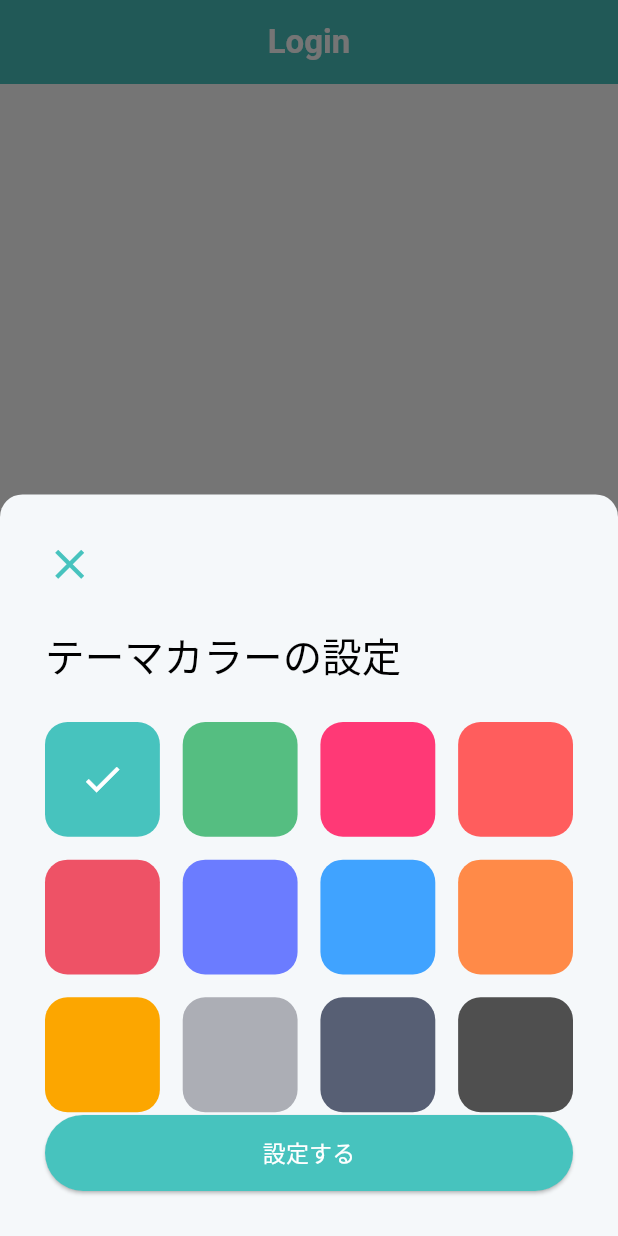
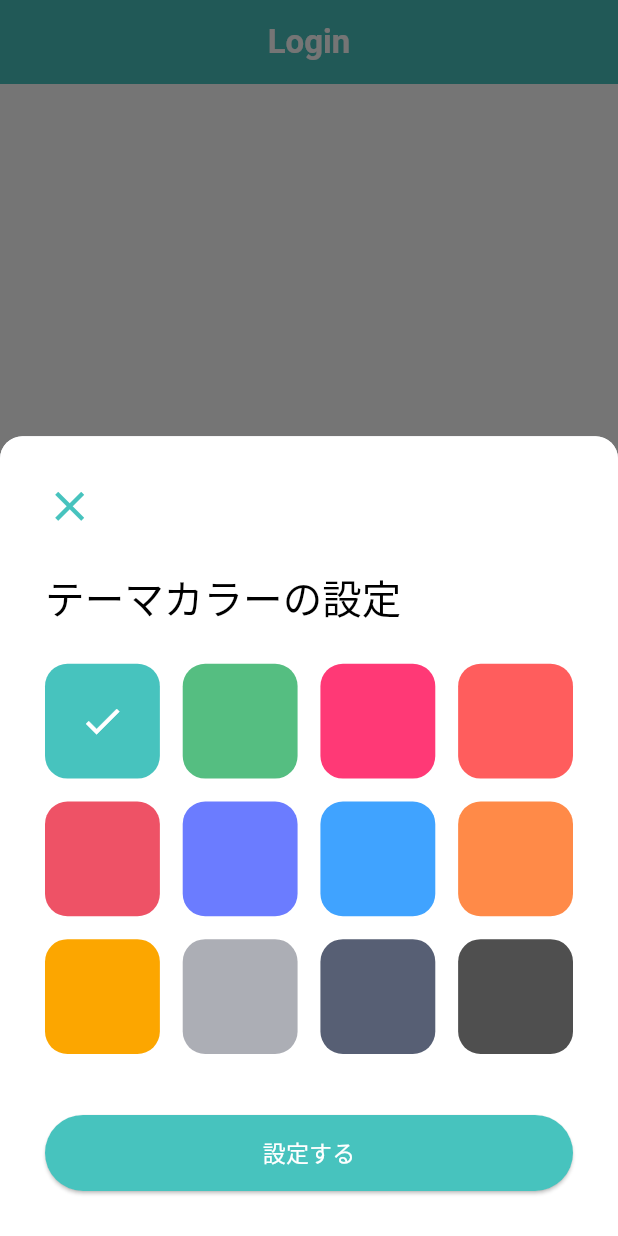
Before and after one commit to leetuanbmt/media_picker, a Flutter app: the screen it shows after launch, after a tap on "Login Screen", on a phone screen of 412 x 824 dp. Run offline on Flutter 3.47's test engine with Material 2 defaults, Android fonts, the phone set to English and light mode, and no system bars; our stand-ins replace auto_route, auto_size_text, dio, easy_localization, flutter_screenutil, freezed_annotation and 4 more; generated files the repository leaves out were written again.

Commit message:
refactor code theme color

```diff
--- a/lib/widgets/commons/theme_picker.dart
+++ b/lib/widgets/commons/theme_picker.dart
@@ -5,37 +5,22 @@ import '../dialogs.dart';
 class ThemeColorPicker extends HookConsumerWidget {
   const ThemeColorPicker({super.key});
   static showBottomSheet(BuildContext context) {
-    return AppDialog.showAppBottomSheet(context, const ThemeColorPicker());
+    return AppDialog.showAppBottomSheet(
+      context,
+      title: 'テーマカラーの設定',
+      child: const ThemeColorPicker(),
+    );
   }
 
   @override
   Widget build(BuildContext context, WidgetRef ref) {
     final colorTheme = ref.watch(selectedThemeColor);
-    return Container(
-      height: context.screenHeight * 0.6,
-      padding: const EdgeInsets.all(30.0),
-      child: Column(
+    return Column(
       crossAxisAlignment: CrossAxisAlignment.start,
       children: [
-          InkWell(
-            child: Icon(
-              Icons.close_sharp,
-              size: 30.sp,
-              color: AppTheme.primaryColor,
-            ),
-            onTap: () {
-              Navigator.of(context).pop();
-            },
-          ),
-          Padding(
-            padding: EdgeInsets.symmetric(vertical: 25.h),
-            child: Text(
-              'テーマカラーの設定',
-              style: TextStyle(fontSize: 24.sp),
-            ),
-          ),
-          Expanded(
-            child: GridView.count(
+        GridView.count(
+          physics: const NeverScrollableScrollPhysics(),
+          shrinkWrap: true,
           crossAxisCount: 4,
           crossAxisSpacing: 15.r,
           mainAxisSpacing: 15.r,
@@ -45,15 +30,13 @@ class ThemeColorPicker extends HookConsumerWidget {
                   color: e,
                   selectedColor: colorTheme == e,
                   onTap: () {
-                        ref
-                            .read(selectedThemeColor.notifier)
-                            .selectThemeColor(e);
+                    ref.read(selectedThemeColor.notifier).selectThemeColor(e);
                   },
                 ),
               )
               .toList(),
         ),
-          ),
+        HeightBox(40.h),
         ElevatedButton(
           onPressed: () {
             ref.read(appGlobalNotifier.notifier).setColor(colorTheme);
@@ -67,7 +50,6 @@ class ThemeColorPicker extends HookConsumerWidget {
           child: const Text('設定する'),
         ),
       ],
-      ),
     );
   }
 }
@@ -93,7 +75,7 @@ class _ItemColorBuilder extends StatelessWidget {
         borderRadius: border,
         onTap: onTap,
         child: SizedBox.square(
-          dimension: 64.r,
+          dimension: 60.r,
           child: selectedColor
               ? Icon(
                   Icons.check,
--- a/lib/widgets/dialogs.dart
+++ b/lib/widgets/dialogs.dart
@@ -6,8 +6,9 @@ class AppDialog {
   AppDialog._();
 
   static void showAppBottomSheet(
-    BuildContext context,
-    Widget child, {
+    BuildContext context, {
+    required String title,
+    required Widget child,
     bool barrierDismissible = true,
   }) {
     showModalBottomSheet(
@@ -19,7 +20,49 @@ class AppDialog {
       ),
       isScrollControlled: true,
       isDismissible: barrierDismissible,
-      builder: (context) => child,
+      constraints: BoxConstraints(
+        maxHeight: context.screenHeight * 0.8,
+      ),
+      builder: (context) => DecoratedBox(
+        decoration: BoxDecoration(
+          color: Theme.of(context).scaffoldBackgroundColor,
+          borderRadius: const BorderRadius.vertical(
+            top: Radius.circular(15.0),
+          ),
+        ),
+        child: Padding(
+          padding: const EdgeInsets.all(30.0),
+          child: Column(
+            crossAxisAlignment: CrossAxisAlignment.start,
+            mainAxisSize: MainAxisSize.min,
+            children: [
+              Consumer(
+                builder: (context, ref, child) {
+                  final themeColor = ref.watch(selectedThemeColor);
+                  return InkWell(
+                    child: Icon(
+                      Icons.close_sharp,
+                      size: 30.sp,
+                      color: themeColor,
+                    ),
+                    onTap: () {
+                      Navigator.of(context).pop();
+                    },
+                  );
+                },
+              ),
+              Padding(
+                padding: EdgeInsets.symmetric(vertical: 25.h),
+                child: Text(
+                  title,
+                  style: TextStyle(fontSize: 24.sp),
+                ),
+              ),
+              child,
+            ],
+          ),
+        ),
+      ),
     );
   }
 }
```
Also changed, not shown: pubspec.lock. Lines whose indentation alone changed are shown as unchanged.
